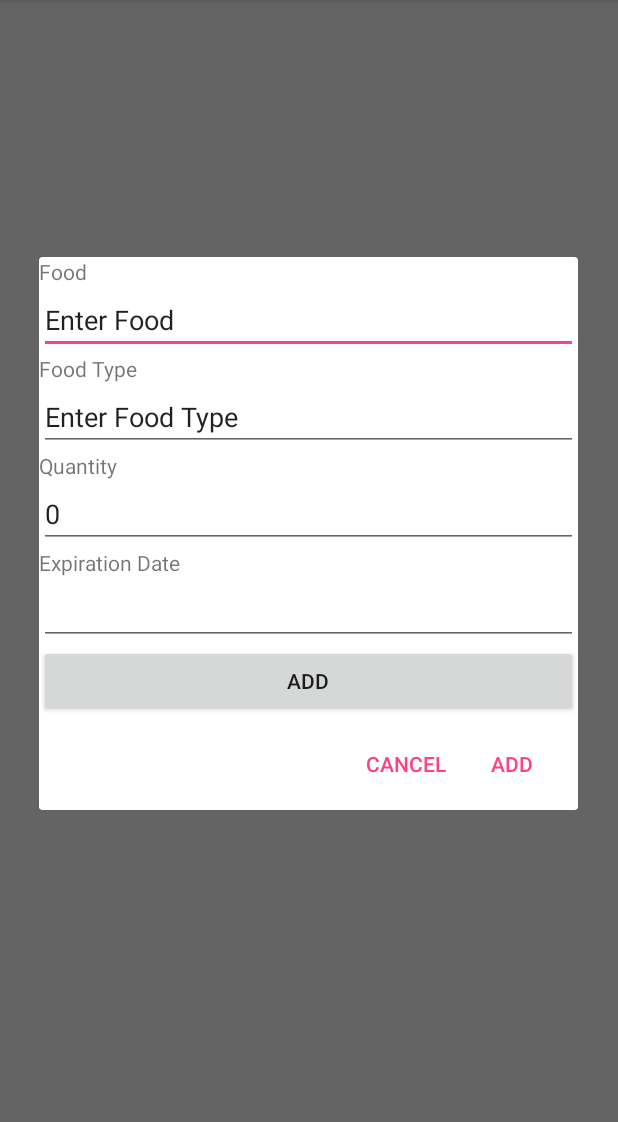
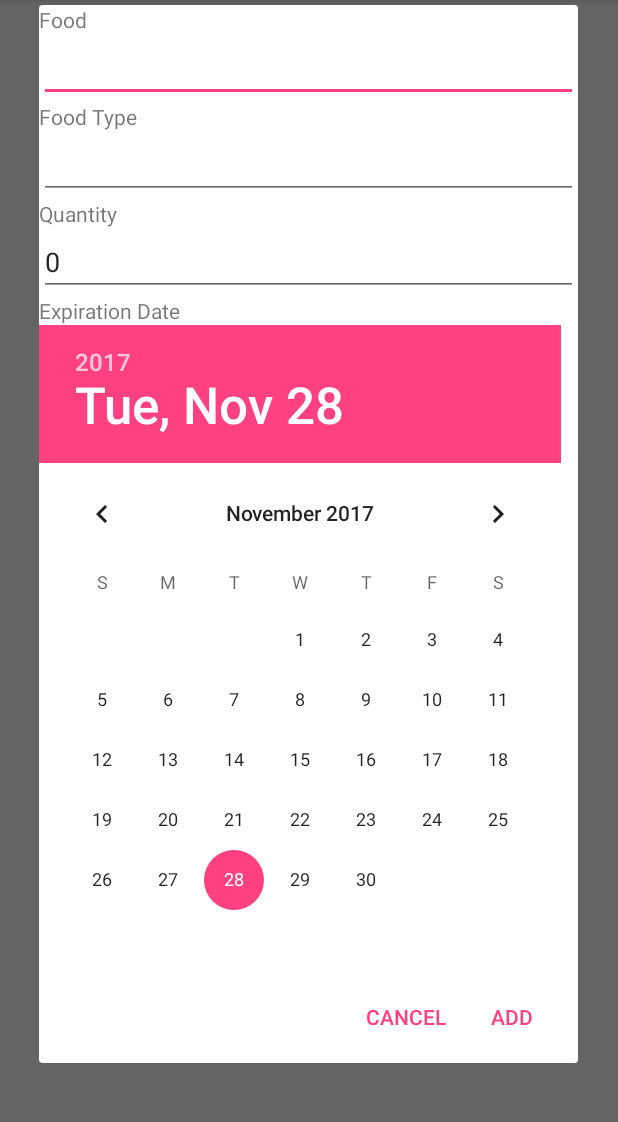
Before and after one commit to teeganduong/eXpire, an Android app: the screen it shows after launch (MainActivity), after a tap on "Add Item", on a phone screen of 412 x 824 dp, the part 84-1206 px from its top. Run offline under Robolectric (Android 15) with nearby library versions, the phone set to English and light mode, and no system bars.

```diff
--- a/TestApp/app/src/main/java/expire/testapp/AddItemDialogFragment.java
+++ b/TestApp/app/src/main/java/expire/testapp/AddItemDialogFragment.java
@@ -2,33 +2,78 @@ package expire.testapp;
 
 import android.app.DialogFragment;
 import android.app.Dialog;
+import android.content.ContentValues;
 import android.content.DialogInterface;
 import android.database.Cursor;
 import android.database.sqlite.SQLiteDatabase;
+import android.database.sqlite.SQLiteOpenHelper;
 import android.os.Bundle;
 import android.support.v7.app.AlertDialog;
 import android.view.LayoutInflater;
+import android.view.View;
+import android.widget.ArrayAdapter;
+import android.widget.DatePicker;
+import android.widget.ListView;
+import android.widget.TextView;
+
+import java.util.ArrayList;
+
+import expire.testapp.db.FoodItemContract;
+import expire.testapp.db.FoodItemDbHelper;
 
 /**
  * Created by Teeq on 11/16/2017.
  */
 
 public class AddItemDialogFragment extends DialogFragment {
+    private FoodItemDbHelper mHelper;
+    public ListView mFoodItemListView;
+    private ArrayAdapter mAdapter;
     @Override
     public Dialog onCreateDialog(Bundle savedInstanceState) {
         AlertDialog.Builder builder = new AlertDialog.Builder(getActivity());
         // Get the layout inflater
         LayoutInflater inflater = getActivity().getLayoutInflater();
-
+        mHelper = new FoodItemDbHelper(getActivity());
         // Inflate and set the layout for the dialog
         // Pass null as the parent view because its going in the dialog layout
-        builder.setView(inflater.inflate(R.layout.add_item_dial, null))
+        final View v = inflater.inflate(R.layout.add_item_dial, null);
+        builder.setView(v)
                 // Add action buttons
                 .setPositiveButton(R.string.add, new DialogInterface.OnClickListener() {
                     @Override
-                    public void onClick(DialogInterface dialog, int id) {
-                        // sign in the user ...
-                    }
+                        public void onClick(DialogInterface dialog, int which) {
+                            //get the values of the dialog into strings
+                            TextView foodTitleView = (TextView) v.findViewById(R.id.FoodTitle);
+                            String foodItem = String.valueOf(foodTitleView.getText());
+
+                            TextView foodTypeView = (TextView) v.findViewById(R.id.FoodType);
+                            String foodType = String.valueOf(foodTypeView.getText());
+
+                            TextView quantityView = (TextView) v.findViewById(R.id.Quantity);
+                            String quantity = String.valueOf(quantityView.getText());
+
+                            DatePicker expireDateView = (DatePicker) v.findViewById(R.id.expireDate);
+                            String expireYear = String.valueOf(expireDateView.getYear());
+                            String expireMonth = String.valueOf(expireDateView.getDayOfMonth());
+                            String expireDay = String.valueOf(expireDateView.getDayOfMonth());
+                            String expireDate = expireYear + "/" + expireMonth + "/" + expireDay;
+
+                            SQLiteDatabase db = mHelper.getWritableDatabase();
+
+                            ContentValues values = new ContentValues();
+                            values.put(FoodItemContract.FoodItemEntry.COL_FOOD_TITLE, foodItem);
+                            values.put(FoodItemContract.FoodItemEntry.COL_FOOD_TYPE, foodType);
+                            values.put(FoodItemContract.FoodItemEntry.COL_QUANTITY, quantity);
+                            values.put(FoodItemContract.FoodItemEntry.COL_EXPIRE_DATE, expireDate);
+                            values.put(FoodItemContract.FoodItemEntry.COL_EXPIRED, 0);
+                            db.insertWithOnConflict(FoodItemContract.FoodItemEntry.TABLE,
+                                    null,
+                                    values,
+                                    SQLiteDatabase.CONFLICT_REPLACE);
+                            db.close();
+                            ((MainActivity)getActivity()).updateUI();
+                        }
                 })
                 .setNegativeButton(R.string.cancel, new DialogInterface.OnClickListener() {
                     public void onClick(DialogInterface dialog, int id) {
--- a/TestApp/app/src/main/java/expire/testapp/MainActivity.java
+++ b/TestApp/app/src/main/java/expire/testapp/MainActivity.java
@@ -22,17 +22,16 @@ import expire.testapp.db.FoodItemDbHelper;
 
 import java.util.ArrayList;
 
-public class MainActivity extends AppCompatActivity {
+public class MainActivity extends AppCompatActivity implements DialogInterface.OnCancelListener,DialogInterface.OnDismissListener {
     private static final String TAG = "MainActivity";
     private FoodItemDbHelper mHelper;
-    private ListView mFoodItemListView;
+    public ListView mFoodItemListView;
     private ArrayAdapter<String> mAdapter;
 
     @Override
     protected void onCreate(Bundle savedInstanceState) {
         super.onCreate(savedInstanceState);
         setContentView(R.layout.activity_main);
-
         mHelper = new FoodItemDbHelper(this);
         mFoodItemListView = (ListView) findViewById(R.id.list_todo);
 
@@ -46,38 +45,25 @@ public class MainActivity extends AppCompatActivity {
     }
 
     @Override
+    public void onDismiss(final DialogInterface dialog) {
+        updateUI();
+    }
+    @Override
+    public void onCancel(final DialogInterface dialog) {
+        updateUI();
+    }
+
+    @Override
     public boolean onOptionsItemSelected(MenuItem item) {
         switch (item.getItemId()) {
             case R.id.action_add_item:
                 final EditText itemEditText = new EditText(this);
                 final EditText itemTypeEditText = new EditText(this);
-                FragmentManager frmng = getFragmentManager();
-                DialogFragment dia = new AddItemDialogFragment();
-                dia.show(frmng, null);
-//                AlertDialog dialog = new AlertDialog.Builder(this)
-//                        .setTitle("Add A New Food  ")
-//                        .setMessage("Food:")
-//                        .setView(itemEditText)
-//                        .setMessage("Food Type:")
-//                        .setView(itemTypeEditText)
-//                        .setPositiveButton("Add", new DialogInterface.OnClickListener() {
-//                            @Override
-//                            public void onClick(DialogInterface dialog, int which) {
-//                                String foodItem = String.valueOf(itemEditText.getText());
-//                                SQLiteDatabase db = mHelper.getWritableDatabase();
-//                                ContentValues values = new ContentValues();
-//                                values.put(FoodItemContract.FoodItemEntry.COL_FOOD_TITLE, foodItem);
-//                                db.insertWithOnConflict(FoodItemContract.FoodItemEntry.TABLE,
-//                                        null,
-//                                        values,
-//                                        SQLiteDatabase.CONFLICT_REPLACE);
-//                                db.close();
-//                                updateUI();
-//                            }
-//                        })
-//                        .setNegativeButton("Cancel", null)
-//                        .create();
-//                dialog.show();
+                FragmentManager frag = getFragmentManager();
+                DialogFragment dialog = new AddItemDialogFragment();
+                dialog.show(frag, null);
+
+
                 return true;
 
             default:
@@ -97,7 +83,7 @@ public class MainActivity extends AppCompatActivity {
         updateUI();
     }
 
-    private void updateUI() {
+    public void updateUI() {
         ArrayList<String> taskList = new ArrayList<>();
         SQLiteDatabase db = mHelper.getReadableDatabase();
 
--- a/TestApp/app/src/main/java/expire/testapp/db/FoodItemDbHelper.java
+++ b/TestApp/app/src/main/java/expire/testapp/db/FoodItemDbHelper.java
@@ -18,12 +18,12 @@ public class FoodItemDbHelper extends SQLiteOpenHelper {
     @Override
     public void onCreate(SQLiteDatabase db) {
         String createTable = "CREATE TABLE " + FoodItemContract.FoodItemEntry.TABLE + " ( " +
-                FoodItemContract.FoodItemEntry._ID + " INTEGER PRIMARY KEY AUTOINCREMENT, " +
-                FoodItemContract.FoodItemEntry.COL_FOOD_TITLE + " TEXT NOT NULL, " +
-                FoodItemContract.FoodItemEntry.COL_FOOD_TYPE + " TEXT NOT NULL, " +
-                FoodItemContract.FoodItemEntry.COL_QUANTITY + " TEXT NOT NULL, " +
-                FoodItemContract.FoodItemEntry.COL_EXPIRE_DATE + " TEXT NOT NULL, " +
-                FoodItemContract.FoodItemEntry.COL_EXPIRED + " TEXT NOT NULL);";
+                FoodItemContract.FoodItemEntry._ID + " INTEGER PRIMARY KEY, " +
+                FoodItemContract.FoodItemEntry.COL_FOOD_TITLE + " TEXT, " +
+                FoodItemContract.FoodItemEntry.COL_FOOD_TYPE + " TEXT, " +
+                FoodItemContract.FoodItemEntry.COL_QUANTITY + " INT, " +
+                FoodItemContract.FoodItemEntry.COL_EXPIRE_DATE + " TEXT, " +
+                FoodItemContract.FoodItemEntry.COL_EXPIRED + " INT);";
 
         db.execSQL(createTable);
     }
--- a/TestApp/app/src/main/res/layout/add_item_dial.xml
+++ b/TestApp/app/src/main/res/layout/add_item_dial.xml
@@ -3,7 +3,9 @@
     xmlns:tools="http://schemas.android.com/tools"
     android:layout_width="match_parent"
     android:layout_height="match_parent">
-
+    <ScrollView
+        android:layout_width="match_parent"
+        android:layout_height="match_parent">
         <LinearLayout
             android:layout_width="match_parent"
             android:layout_height="match_parent"
@@ -11,34 +13,31 @@
             android:orientation="vertical">
 
             <TextView
-            android:id="@+id/FoodTitle"
                 android:layout_width="match_parent"
                 android:layout_height="wrap_content"
                 android:text="Food"
                 tools:text="Food" />
 
             <EditText
+                android:id="@+id/FoodTitle"
                 android:layout_width="match_parent"
                 android:layout_height="wrap_content"
                 android:ems="10"
-            android:inputType="text"
-            android:text="Enter Food" />
+                android:inputType="text" />
 
             <TextView
-            android:id="@+id/FoodTypeTitle"
                 android:layout_width="match_parent"
                 android:layout_height="wrap_content"
                 android:text="Food Type" />
 
             <EditText
+                android:id="@+id/FoodType"
                 android:layout_width="match_parent"
                 android:layout_height="wrap_content"
                 android:ems="10"
-            android:inputType="text"
-            android:text="Enter Food Type" />
+                android:inputType="text" />
 
             <TextView
-            android:id="@+id/QuantityTitle"
                 android:layout_width="match_parent"
                 android:layout_height="wrap_content"
                 android:text="Quantity" />
@@ -57,17 +56,11 @@
                 android:layout_height="wrap_content"
                 android:text="Expiration Date" />
 
-        <EditText
+            <DatePicker
+                android:id="@+id/expireDate"
                 android:layout_width="match_parent"
-            android:layout_height="wrap_content"
-            android:ems="10"
-            android:inputType="date" />
-
-        <Button
-            android:id="@+id/button2"
-            android:layout_width="match_parent"
-            android:layout_height="wrap_content"
-            android:text="Add" />
-    </LinearLayout>
+                android:layout_height="wrap_content" />
 
         </LinearLayout>
+    </ScrollView>
+</LinearLayout>
```
Lines whose indentation alone changed are shown as unchanged.
